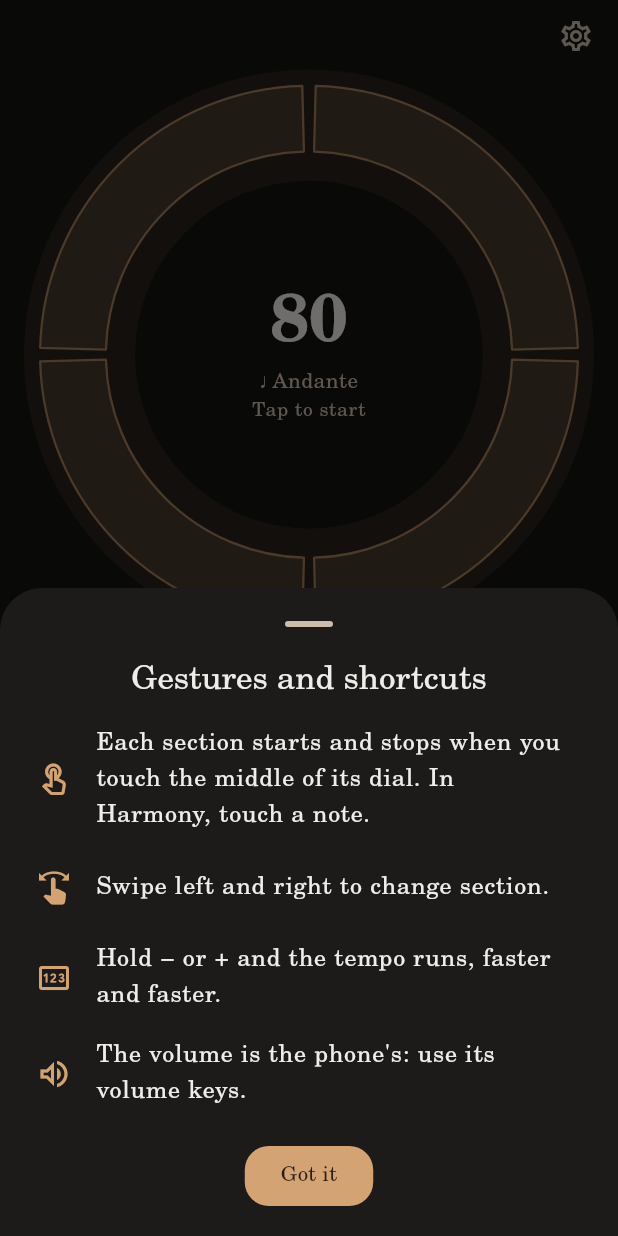
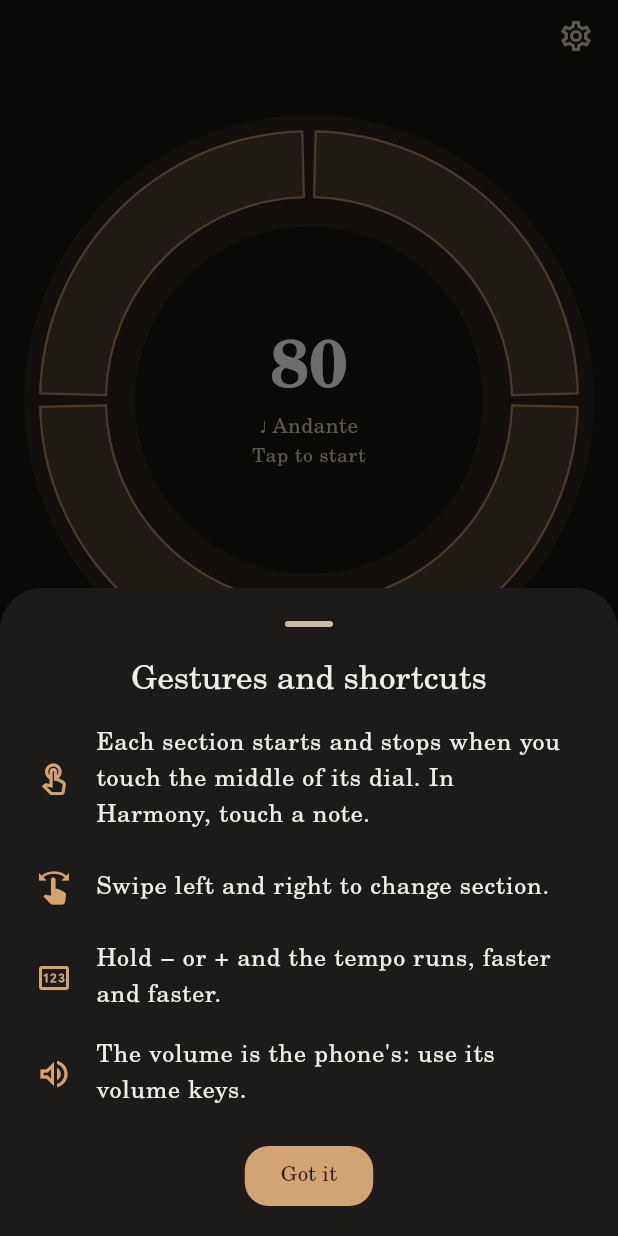
Before and after one commit to luigir86/Low-End, a Flutter app: the screen it shows after launch, on a phone screen of 412 x 824 dp. Run offline on Flutter 3.47's test engine with Material 3 defaults, Android fonts, the phone set to English and light mode, and no system bars; our stand-ins replace audio_service, shared_preferences, wakelock_plus; missing offline and left inert: flutter_soloud, record.

Commit message:
Prototype: one field shape for the first row, dial lower (preview only)
Co-Authored-By: Claude Opus 5.5 (1M context) <noreply@anthropic.com>
Claude-Session: https://claude.ai/code/session_01HwzD7EDhNB4S2LraiKnoM3

```diff
--- a/lib/features/metronome/metronome_screen.dart
+++ b/lib/features/metronome/metronome_screen.dart
@@ -11,7 +11,6 @@ import '../../audio/audio_scope.dart';
 import '../../l10n/app_localizations.dart';
 import '../../widgets/choice_menu.dart';
 import '../../widgets/dial.dart';
-import '../../widgets/pill_switch.dart';
 import '../../widgets/row_controls.dart';
 import 'metronome_controller.dart';
 import 'note_icon.dart';
@@ -41,12 +40,13 @@ class MetronomeScreen extends StatelessWidget {
         // The first row, a pill like the tuner's, chooses the bar: the time
         // signature and what fills each beat. The second only sets the tempo:
         // TAP, − + and the pencil.
-        upper: PillSwitch(
+        upper: Row(
           key: const Key('barSwitch'),
-          leftFilled: false,
-          rightFilled: false,
-          left: _SignatureButton(metronome: metronome),
-          right: _SubdivisionField(metronome: metronome),
+          children: [
+            Expanded(child: _SignatureButton(metronome: metronome)),
+            const SizedBox(width: 8),
+            Expanded(child: _SubdivisionField(metronome: metronome)),
+          ],
         ),
         lower: Column(
           mainAxisSize: MainAxisSize.min,
@@ -441,36 +441,17 @@ class _SubdivisionField extends StatelessWidget {
     final l10n = AppLocalizations.of(context);
     final subdivision = metronome.subdivision;
     final enabled = metronome.subdivisionApplies;
-    return PillSwitch.half(
-      left: false,
-      child: Semantics(
-        button: true,
-        enabled: enabled,
+    return Builder(
+      builder: (field) => LabeledField(
+        key: const Key('subdivisionMenu'),
         label: l10n.subdivisionLabel,
         value: subdivisionName(l10n, subdivision),
-        excludeSemantics: true,
-        onTap: enabled ? () => _choose(context) : null,
-        child: AnimatedOpacity(
-          duration: MediaQuery.disableAnimationsOf(context)
-              ? Duration.zero
-              : Durations.short4,
-          opacity: enabled ? 1 : 0.38,
-          child: InkWell(
-            key: const Key('subdivisionMenu'),
-            onTap: enabled ? () => _choose(context) : null,
-            child: PillSwitch.label(
-              context,
-              false,
-              Row(
-                mainAxisSize: MainAxisSize.min,
-                children: [
-                  NoteIcon(subdivision, height: 26),
-                  const Icon(Icons.arrow_drop_down),
-                ],
-              ),
-            ),
-          ),
+        display: Align(
+          alignment: AlignmentDirectional.centerStart,
+          heightFactor: 1,
+          child: NoteIcon(subdivision, height: 24),
         ),
+        onTap: enabled ? () => _choose(field) : null,
       ),
     );
   }
@@ -646,29 +627,12 @@ class _SignatureButton extends StatelessWidget {
     final value = metronome.backbeat && metronome.backbeatApplies
         ? '${signature.label} · ${l10n.backbeatShort}'
         : signature.label;
-    return PillSwitch.half(
-      left: true,
-      child: Semantics(
-        button: true,
+    return Builder(
+      builder: (field) => LabeledField(
+        key: const Key('signatureMenu'),
         label: l10n.timeSignature,
         value: value,
-        excludeSemantics: true,
-        onTap: () => _choose(context),
-        child: InkWell(
-          key: const Key('signatureMenu'),
-          onTap: () => _choose(context),
-          child: PillSwitch.label(
-            context,
-            false,
-            Row(
-              mainAxisSize: MainAxisSize.min,
-              children: [
-                Text(value, maxLines: 1),
-                const Icon(Icons.arrow_drop_down),
-              ],
-            ),
-          ),
-        ),
+        onTap: () => _choose(field),
       ),
     );
   }
--- a/lib/l10n/app_en.arb
+++ b/lib/l10n/app_en.arb
@@ -242,6 +242,12 @@
   },
   "tuningChromatic": "Chromatic",
   "tuningInstrument": "Instrument",
+  "voicingLabel": "Mode",
+  "@voicingLabel": {
+    "description": "Name of the Harmony field that chooses between one chord and a progression."
+  },
+  "voicingChordHint": "One note or chord, until you stop it",
+  "voicingProgressionHint": "Chords in turn, in time with the metronome",
   "tuningChromaticHint": "Any note, no strings to choose",
   "@tuningChromaticHint": {
     "description": "Under Chromatic in the tuner's instrument menu, where the other entries show their open strings."
--- a/lib/l10n/app_it.arb
+++ b/lib/l10n/app_it.arb
@@ -112,6 +112,9 @@
   "octaveExamples": "{a4} = 440 Hz, il Mi grave del basso è {e1}",
   "tuningChromatic": "Cromatico",
   "tuningInstrument": "Strumento",
+  "voicingLabel": "Modalità",
+  "voicingChordHint": "Una nota o un accordo, finché lo fermi",
+  "voicingProgressionHint": "Accordi in sequenza, a tempo col metronomo",
   "tuningChromaticHint": "Qualsiasi nota, senza scegliere la corda",
   "tuningGuitar": "Chitarra",
   "tuningViolin": "Violino",
--- a/lib/l10n/app_localizations.dart
+++ b/lib/l10n/app_localizations.dart
@@ -770,6 +770,24 @@ abstract class AppLocalizations {
   /// **'Instrument'**
   String get tuningInstrument;
 
+  /// Name of the Harmony field that chooses between one chord and a progression.
+  ///
+  /// In en, this message translates to:
+  /// **'Mode'**
+  String get voicingLabel;
+
+  /// No description provided for @voicingChordHint.
+  ///
+  /// In en, this message translates to:
+  /// **'One note or chord, until you stop it'**
+  String get voicingChordHint;
+
+  /// No description provided for @voicingProgressionHint.
+  ///
+  /// In en, this message translates to:
+  /// **'Chords in turn, in time with the metronome'**
+  String get voicingProgressionHint;
+
   /// Under Chromatic in the tuner's instrument menu, where the other entries show their open strings.
   ///
   /// In en, this message translates to:
--- a/lib/widgets/dial.dart
+++ b/lib/widgets/dial.dart
@@ -252,7 +252,7 @@ class DialLayout extends StatelessWidget {
     final block = size + _dialGap + 3 * rowHeight;
     final free = math.max(0.0, area.height - 32 - block);
     final slack = math.min(free * 0.2, 32.0);
-    final gap = math.min(free * 0.4, 48.0);
+    const gap = 0.0;
     return (size: size, top: free - slack - gap, gap: gap);
   }
 
--- a/lib/widgets/row_controls.dart
+++ b/lib/widgets/row_controls.dart
@@ -17,12 +17,19 @@ class LabeledField extends StatelessWidget {
     required this.value,
     required this.onTap,
     this.showLabel = true,
+    this.display,
   });
 
   final String label;
   final bool showLabel;
   final String value;
-  final VoidCallback onTap;
+
+  /// Shown in place of [value] (the notes of a subdivision); [value] is
+  /// still what a screen reader says.
+  final Widget? display;
+
+  /// Null: the field is dimmed and does nothing.
+  final VoidCallback? onTap;
 
   @override
   Widget build(BuildContext context) {
@@ -32,7 +39,10 @@ class LabeledField extends StatelessWidget {
       label: label,
       value: value,
       excludeSemantics: true,
+      enabled: onTap != null,
       onTap: onTap,
+      child: Opacity(
+        opacity: onTap == null ? 0.38 : 1,
         child: InkWell(
           borderRadius: BorderRadius.circular(4),
           onTap: onTap,
@@ -48,11 +58,14 @@ class LabeledField extends StatelessWidget {
                 minHeight: 24,
               ),
             ),
-          child: Text(
+            child:
+                display ??
+                Text(
                   value,
                   maxLines: 1,
                   overflow: TextOverflow.ellipsis,
                   style: theme.textTheme.bodyLarge,
+                ),
           ),
         ),
       ),
--- a/test_screenshots/store_screenshots_test.dart
+++ b/test_screenshots/store_screenshots_test.dart
@@ -110,8 +110,6 @@ void main() {
       await settle();
       await tester.tap(find.text(t('D', 'Re')).first);
       await settle();
-      await tester.tap(find.text(t('Chord', 'Accordo')).first);
-      await settle();
       await tester.tap(find.byKey(const Key('chordMenu')));
       await settle();
       await tester.tap(find.text(t('Minor', 'Minore')).last);
@@ -119,7 +117,9 @@ void main() {
       await shot('2_harmony');
 
       // 4. The progressions, the menu open on the harmony's dial.
-      await tester.tap(find.text(t('Progression', 'Progressione')).first);
+      await tester.tap(find.byKey(const Key('voicingMenu')));
+      await settle();
+      await tester.tap(find.text(t('Progression', 'Progressione')).last);
       await settle();
       await tester.tap(find.byKey(const Key('progressionMenu')));
       await settle();
```
Also changed, not shown: lib/features/tuner/drone/drone_panel.dart (+27 -19 lines), lib/l10n/app_localizations_en.dart (+10 -0 lines), lib/l10n/app_localizations_it.dart (+10 -0 lines). Lines whose indentation alone changed are shown as unchanged.
